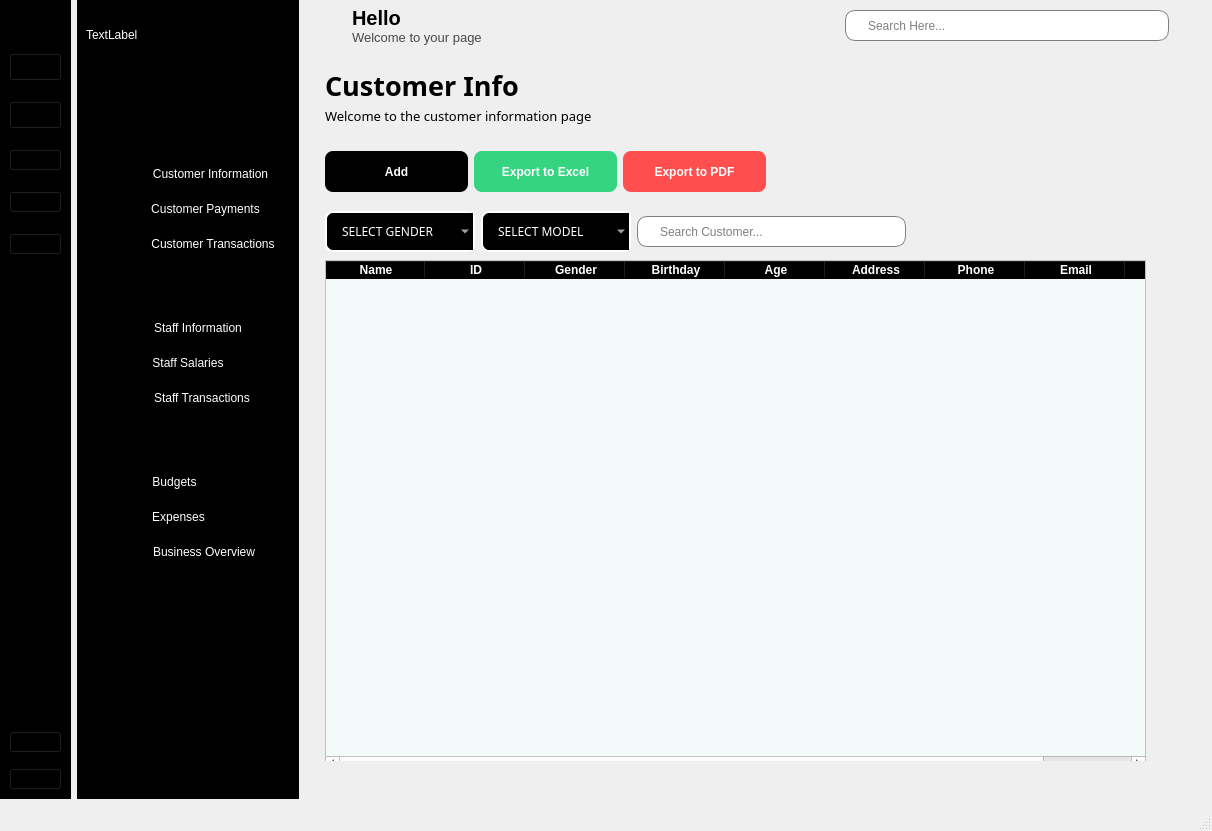
hoquangvinh124/BlackMeetWukong, file MainUI.ui: the form before one commit.
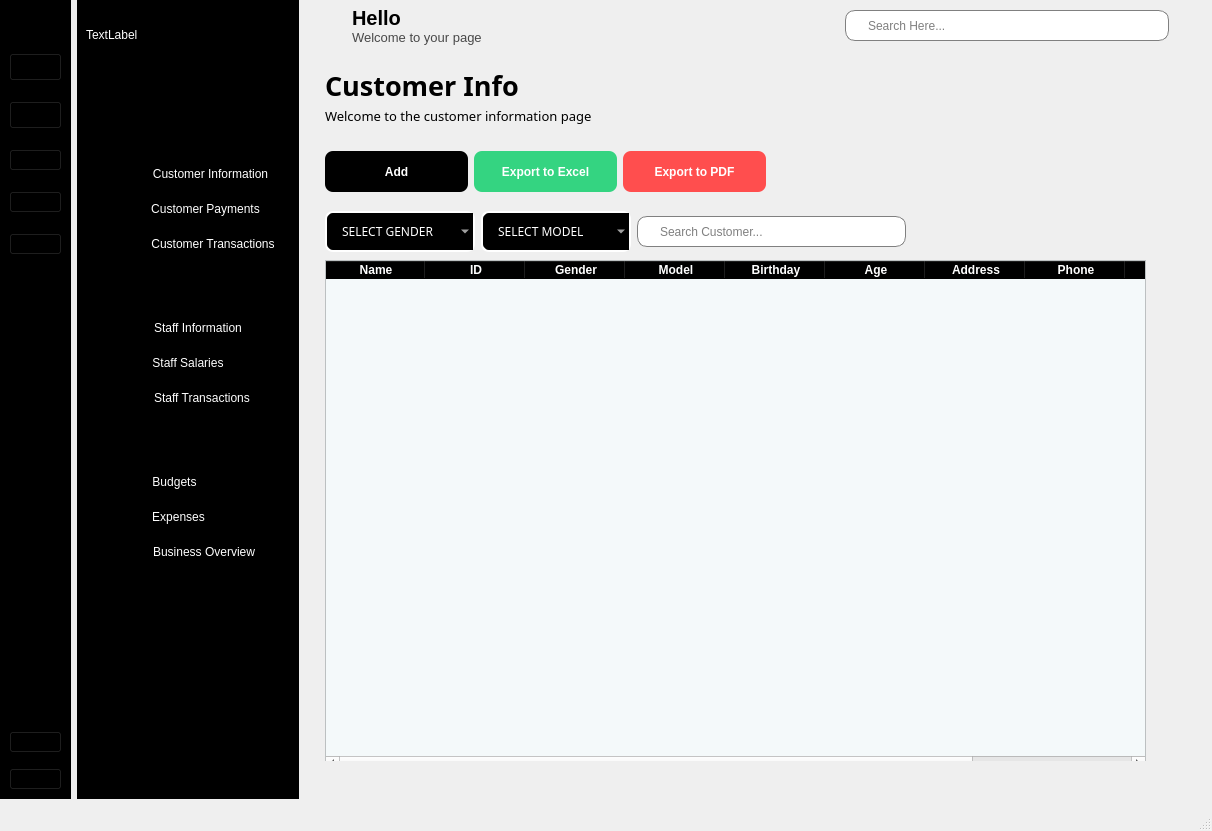
The form after the commit. Icons and pictures are not drawn.

Commit message: Thêm File Ui

The edit to the form file:
```diff
--- a/MainUI.ui
+++ b/MainUI.ui
@@ -1174,6 +1174,11 @@
               <string>Gender</string>
              </property>
             </column>
+            <column>
+             <property name="text">
+              <string>Model</string>
+             </property>
+            </column>
             <column>
              <property name="text">
               <string>Birthday</string>
```
